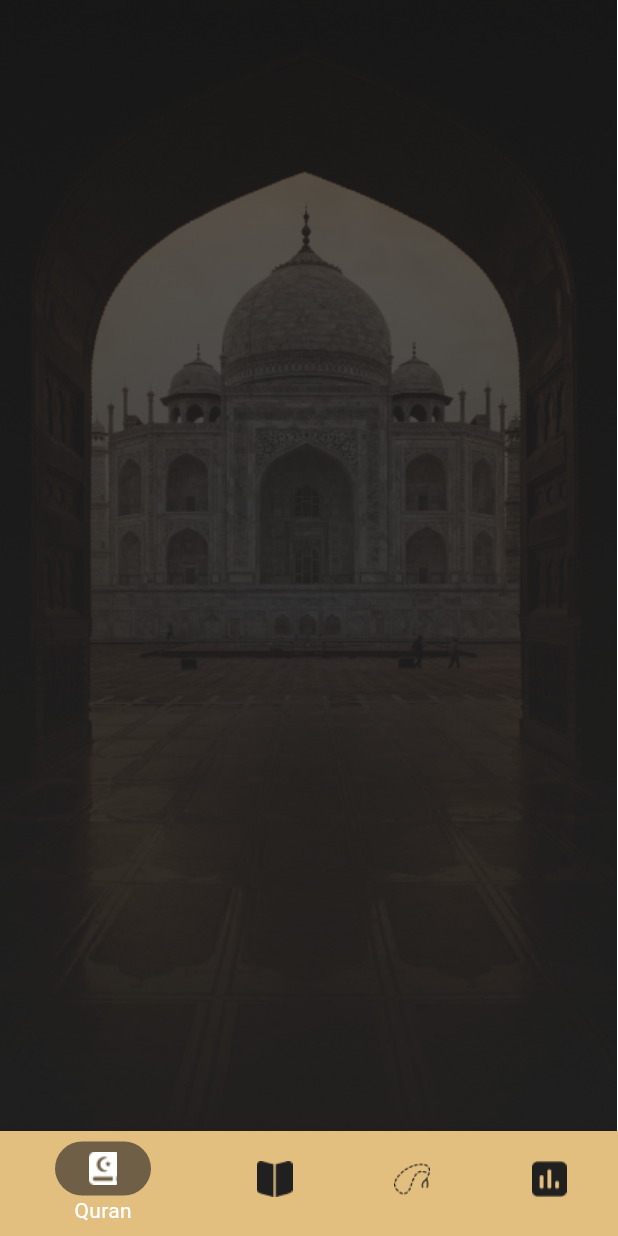
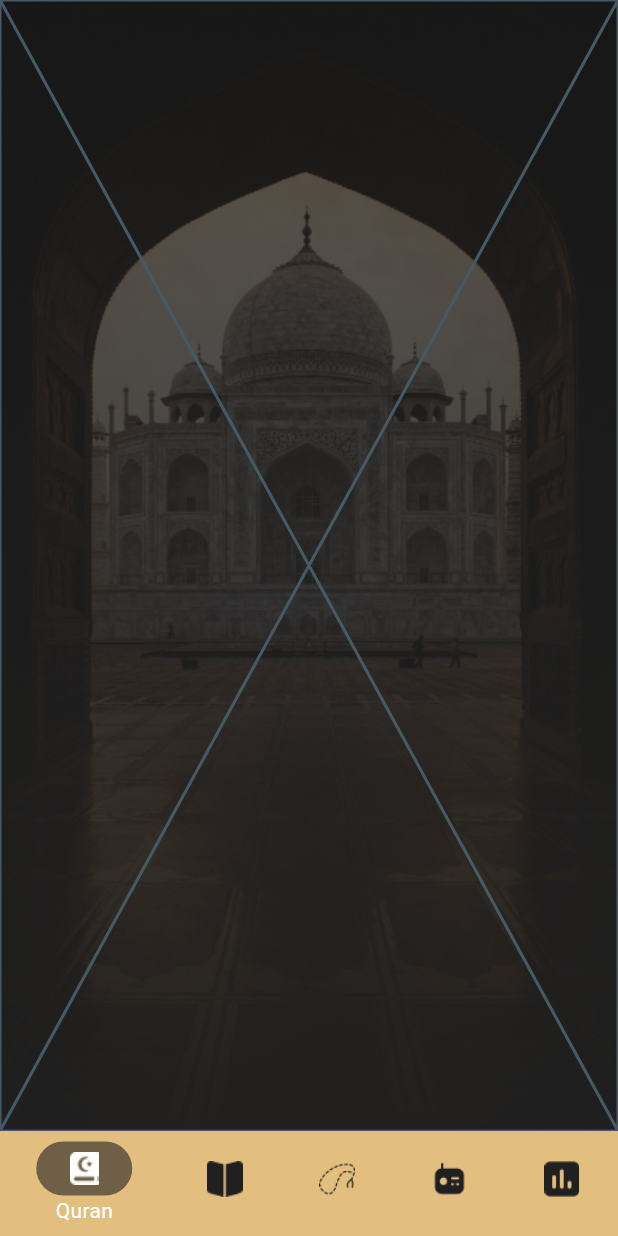
Before and after one commit to MinaWagdy228/Islami, a Flutter app: the screen it shows after launch, on a phone screen of 412 x 824 dp. Run offline on Flutter 3.47's test engine with Material 3 defaults, Android fonts, the light colour scheme and no system bars.

Commit message:
Home Screen Navigation Done

```diff
--- a/lib/home/home_screen.dart
+++ b/lib/home/home_screen.dart
@@ -1,8 +1,19 @@
 import 'package:flutter/material.dart';
 import 'package:islami/app_colors.dart';
+import 'package:islami/tabs/hadith/hadith_tab.dart';
+import 'package:islami/tabs/quran/quran_tab.dart';
+import 'package:islami/tabs/radio/radio_tab.dart';
+import 'package:islami/tabs/sebha/sebha_tab.dart';
+import 'package:islami/tabs/time/time_tab.dart';
 
 class HomeScreen extends StatefulWidget {
   static const String routeName = 'home screen';
+  @override
+  State<HomeScreen> createState() => _HomeScreenState();
+}
+
+class _HomeScreenState extends State<HomeScreen> {
+  int selectedIndex = 0;
   List<String> backgroundImages = [
     'assets/Images/quran_bg.png',
     'assets/Images/hadith_bg.png',
@@ -10,25 +21,27 @@ class HomeScreen extends StatefulWidget {
     'assets/Images/radio_bg.png',
     'assets/Images/time_bg.png',
   ];
-  @override
-  State<HomeScreen> createState() => _HomeScreenState();
-}
-
-class _HomeScreenState extends State<HomeScreen> {
-  int selectedIndex = 0;
+  List<Widget> tabs = [
+    QuranTab(),
+    HadithTab(),
+    SebhaTab(),
+    RadioTab(),
+    TimeTab()
+  ];
 
   @override
   Widget build(BuildContext context) {
     return Stack(
       children: [
         Image.asset(
-          "assets/Images/quran_bg.png",
+          backgroundImages[selectedIndex],
           height: MediaQuery.sizeOf(context).height,
+          width: MediaQuery.sizeOf(context).width,
         ),
         Scaffold(
             bottomNavigationBar: Theme(
-            data:
-                Theme.of(context).copyWith(canvasColor: AppColors.primaryDark),
+              data: Theme.of(context)
+                  .copyWith(canvasColor: AppColors.primaryDark),
               //depends on what theme you're using currently,copywith so it only affect this scope
               child: BottomNavigationBar(
                   currentIndex: selectedIndex,
@@ -50,15 +63,16 @@ class _HomeScreenState extends State<HomeScreen> {
                             index: 2, imageName: "sebha"),
                         label: "Sebha"),
                     BottomNavigationBarItem(
-                      icon:
-                          buildItemInNavigationBar(index: 3, imageName: "time"),
+                        icon: buildItemInNavigationBar(
+                            index: 3, imageName: "radio"),
+                        label: "Radio"),
+                    BottomNavigationBarItem(
+                        icon: buildItemInNavigationBar(
+                            index: 4, imageName: "time"),
                         label: "Time"),
                   ]),
             ),
-          body: Column(
-            children: [],
-          ),
-        )
+            body: tabs[selectedIndex]),
       ],
     );
   }
--- /dev/null
+++ b/lib/tabs/quran/quran_tab.dart
@@ -0,0 +1,10 @@
+import 'package:flutter/material.dart';
+
+class QuranTab extends StatelessWidget {
+  const QuranTab({super.key});
+
+  @override
+  Widget build(BuildContext context) {
+    return const Placeholder();
+  }
+}
```
Also changed, not shown: lib/tabs/hadith/hadith_tab.dart (added, +8 -0 lines), lib/tabs/radio/radio_tab.dart (added, +8 -0 lines), lib/tabs/sebha/sebha_tab.dart (added, +8 -0 lines), lib/tabs/time/time_tab.dart (added, +8 -0 lines). Lines whose indentation alone changed are shown as unchanged.
